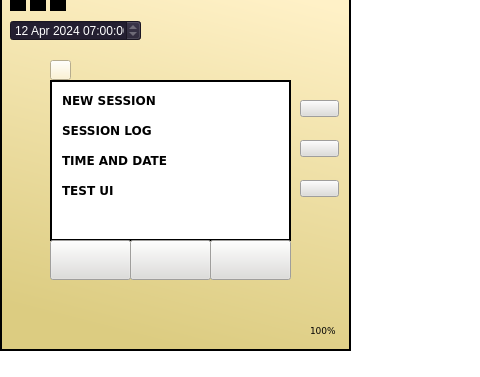
This is 3004/mainwindow.ui in mani-kasi/Neureset as Qt 5 draws it before an edit; both pictures show x 0 to 480 and y 129 to 506 of the 879 by 506 pixel window. The edited form follows.
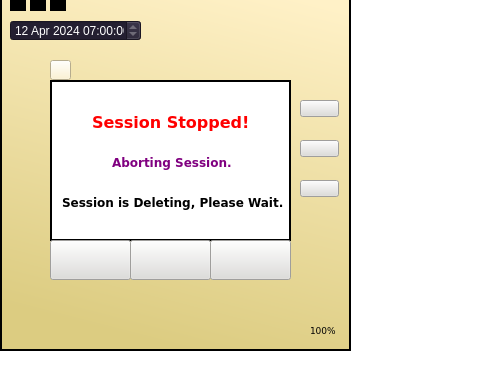
This is the edited form. The open tabs and pages were chosen to show the change. Icons and pictures are not drawn.

Commit message: fixed almost all the edge cases I could find, got stop and pause somewhat working with ui, cleaned up code and got rid of all the testing stuff.

Diff of the .ui file:
```diff
--- a/3004/mainwindow.ui
+++ b/3004/mainwindow.ui
@@ -33,7 +33,7 @@
      <bool>false</bool>
     </property>
     <property name="styleSheet">
-     <string notr="true">QFrame {border: 2px solid black; background: qlineargradient(spread:pad, x1:0.762, y1:0, x2:0.51269, y2:1, stop:0 rgba(255, 241, 199, 255), stop:0.994924 rgb(220, 204, 129, 255)) }
+     <string notr="true">QFrame {border: 2px solid black; background: qlineargradient(spread:pad, x1:0.762, y1:0, x2:0.51269, y2:1, stop:0 rgba(255, 241, 199, 255), stop:0.994924 rgba(220, 204, 129, 255)) }
 </string>
     </property>
     <property name="frameShape">
@@ -402,10 +402,81 @@
          <height>121</height>
         </rect>
        </property>
+      </widget>
+     </widget>
+     <widget class="QWidget" name="page_stop">
+      <widget class="QLabel" name="label_7">
+       <property name="geometry">
+        <rect>
+         <x>40</x>
+         <y>20</y>
+         <width>171</width>
+         <height>41</height>
+        </rect>
+       </property>
+       <property name="font">
+        <font>
+         <family>DejaVu Sans</family>
+         <pointsize>12</pointsize>
+         <weight>75</weight>
+         <bold>true</bold>
+        </font>
+       </property>
        <property name="styleSheet">
-        <string notr="true">border: 1px solid black;</string>
+        <string notr="true">background: transparent; border: none; ; color: Red</string>
        </property>
+       <property name="text">
+        <string>Session Stopped!</string>
+       </property>
       </widget>
+      <widget class="QLabel" name="label_8">
+       <property name="geometry">
+        <rect>
+         <x>60</x>
+         <y>60</y>
+         <width>121</width>
+         <height>41</height>
+        </rect>
+       </property>
+       <property name="font">
+        <font>
+         <family>DejaVu Sans</family>
+         <pointsize>9</pointsize>
+         <weight>75</weight>
+         <bold>true</bold>
+        </font>
+       </property>
+       <property name="styleSheet">
+        <string notr="true">background: transparent; border: none; color: purple</string>
+       </property>
+       <property name="text">
+        <string>Aborting Session.</string>
+       </property>
+      </widget>
+      <widget class="QLabel" name="label_9">
+       <property name="geometry">
+        <rect>
+         <x>10</x>
+         <y>100</y>
+         <width>221</width>
+         <height>41</height>
+        </rect>
+       </property>
+       <property name="font">
+        <font>
+         <family>DejaVu Sans</family>
+         <pointsize>9</pointsize>
+         <weight>75</weight>
+         <bold>true</bold>
+        </font>
+       </property>
+       <property name="styleSheet">
+        <string notr="true">background: transparent; border: none;</string>
+       </property>
+       <property name="text">
+        <string>Session is Deleting, Please Wait.</string>
+       </property>
+      </widget>
      </widget>
     </widget>
     <widget class="QPushButton" name="powerButton">
```
Left out of the diff: 59 changed lines with no effect on the pictures. The commit also changes 5 other files.
